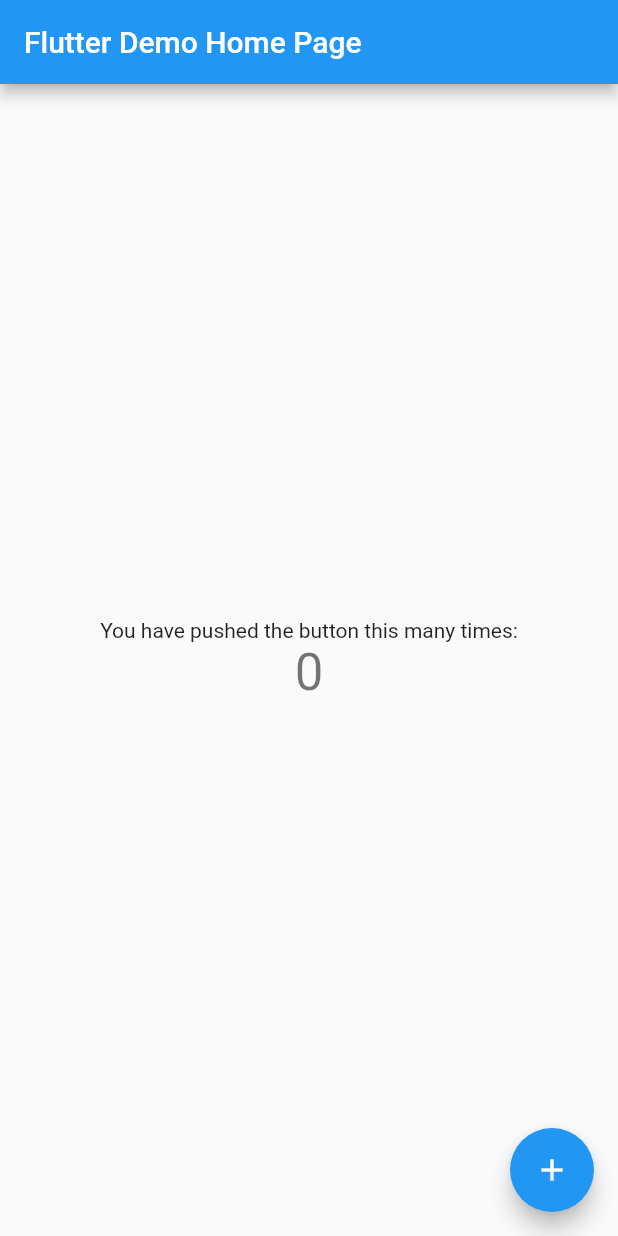
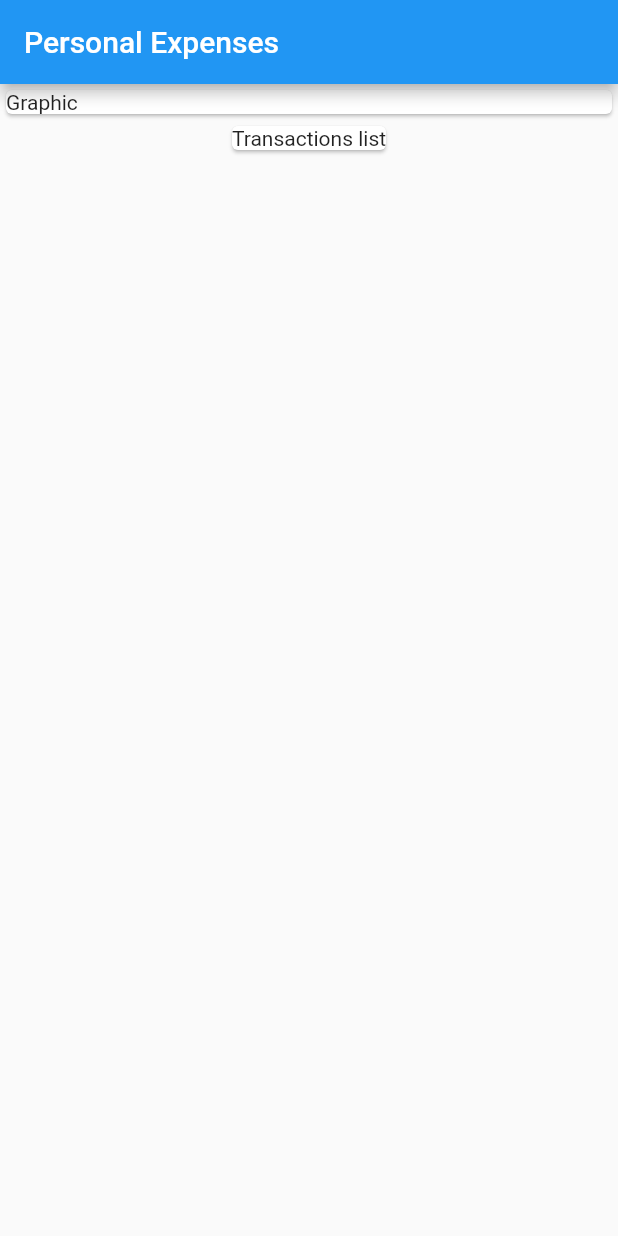
Before and after one commit to EAbeier/ExpensesControlApp, a Flutter app: the screen it shows after launch, on a phone screen of 412 x 824 dp. Run offline on Flutter 3.47's test engine with Material 2 defaults, Android fonts, the phone set to English and light mode, and no system bars; Roboto replaces fonts that are missing (Fira code).

Commit message:
Screen mappping creation

```diff
--- a/lib/main.dart
+++ b/lib/main.dart
@@ -1,113 +1,39 @@
 import 'package:flutter/material.dart';
 
-void main() {
-  runApp(MyApp());
-}
+main() => runApp(ExpensesApp());
 
-class MyApp extends StatelessWidget {
-  // This widget is the root of your application.
+class ExpensesApp extends StatelessWidget {
   @override
   Widget build(BuildContext context) {
     return MaterialApp(
-      title: 'Flutter Demo',
-      theme: ThemeData(
-        // This is the theme of your application.
-        //
-        // Try running your application with "flutter run". You'll see the
-        // application has a blue toolbar. Then, without quitting the app, try
-        // changing the primarySwatch below to Colors.green and then invoke
-        // "hot reload" (press "r" in the console where you ran "flutter run",
-        // or simply save your changes to "hot reload" in a Flutter IDE).
-        // Notice that the counter didn't reset back to zero; the application
-        // is not restarted.
-        primarySwatch: Colors.blue,
-      ),
-      home: MyHomePage(title: 'Flutter Demo Home Page'),
+      home: MyHomePage(),
     );
   }
 }
 
-class MyHomePage extends StatefulWidget {
-  MyHomePage({Key? key, required this.title}) : super(key: key);
-
-  // This widget is the home page of your application. It is stateful, meaning
-  // that it has a State object (defined below) that contains fields that affect
-  // how it looks.
-
-  // This class is the configuration for the state. It holds the values (in this
-  // case the title) provided by the parent (in this case the App widget) and
-  // used by the build method of the State. Fields in a Widget subclass are
-  // always marked "final".
-
-  final String title;
-
-  @override
-  _MyHomePageState createState() => _MyHomePageState();
-}
-
-class _MyHomePageState extends State<MyHomePage> {
-  int _counter = 0;
-
-  void _incrementCounter() {
-    setState(() {
-      // This call to setState tells the Flutter framework that something has
-      // changed in this State, which causes it to rerun the build method below
-      // so that the display can reflect the updated values. If we changed
-      // _counter without calling setState(), then the build method would not be
-      // called again, and so nothing would appear to happen.
-      _counter++;
-    });
-  }
-
+class MyHomePage extends StatelessWidget {
   @override
   Widget build(BuildContext context) {
-    // This method is rerun every time setState is called, for instance as done
-    // by the _incrementCounter method above.
-    //
-    // The Flutter framework has been optimized to make rerunning build methods
-    // fast, so that you can just rebuild anything that needs updating rather
-    // than having to individually change instances of widgets.
     return Scaffold(
       appBar: AppBar(
-        // Here we take the value from the MyHomePage object that was created by
-        // the App.build method, and use it to set our appbar title.
-        title: Text(widget.title),
-      ),
-      body: Center(
-        // Center is a layout widget. It takes a single child and positions it
-        // in the middle of the parent.
-        child: Column(
-          // Column is also a layout widget. It takes a list of children and
-          // arranges them vertically. By default, it sizes itself to fit its
-          // children horizontally, and tries to be as tall as its parent.
-          //
-          // Invoke "debug painting" (press "p" in the console, choose the
-          // "Toggle Debug Paint" action from the Flutter Inspector in Android
-          // Studio, or the "Toggle Debug Paint" command in Visual Studio Code)
-          // to see the wireframe for each widget.
-          //
-          // Column has various properties to control how it sizes itself and
-          // how it positions its children. Here we use mainAxisAlignment to
-          // center the children vertically; the main axis here is the vertical
-          // axis because Columns are vertical (the cross axis would be
-          // horizontal).
-          mainAxisAlignment: MainAxisAlignment.center,
-          children: <Widget>[
-            Text(
-              'You have pushed the button this many times:',
-            ),
-            Text(
-              '$_counter',
-              style: Theme.of(context).textTheme.headline4,
-            ),
-          ],
+        title: Text(
+          'Personal Expenses',
+          style: TextStyle(fontFamily: 'Fira code'),
         ),
       ),
-      floatingActionButton: FloatingActionButton(
-        onPressed: _incrementCounter,
-        tooltip: 'Increment',
-        child: Icon(Icons.add),
-      ), // This trailing comma makes auto-formatting nicer for build methods.
+      body: Column(
+        children: <Widget>[
+          Container(
+            width: double.infinity,
+            child: Card(
+              child: Text('Graphic'),
+            ),
+          ),
+          Card(
+            child: Text('Transactions list'),
+          ),
+        ],
+      ),
     );
   }
 }
```
Also changed, not shown: 1 other file.
